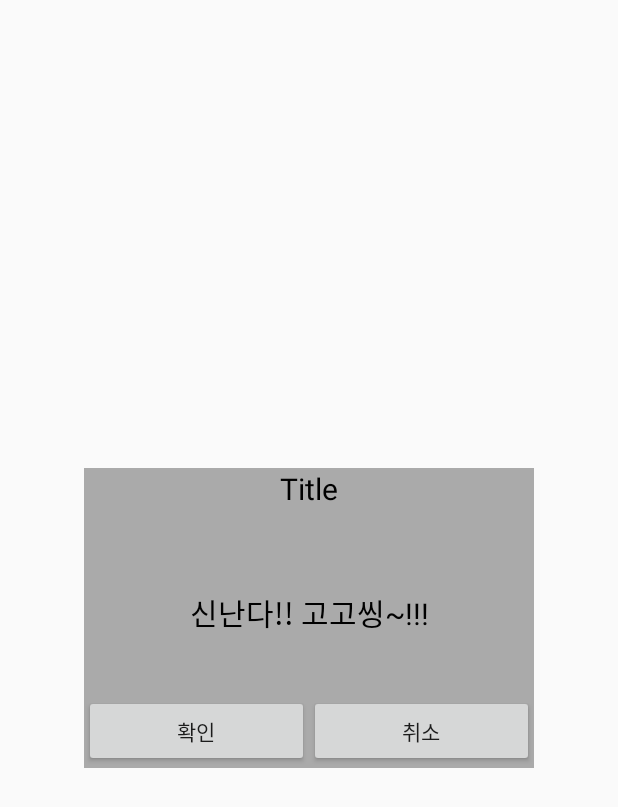
After one commit to KPU-SATEH/hearmyheart, an Android app: the layout dialog_sideface.xml on its own in the app's theme, with its tools: preview values and no code run, on a phone screen of 412 x 824 dp. The commit adds this screen. Shown: the top 807 px of the screen. Run offline under Robolectric (Android 15) with nearby library versions, the light colour scheme and no system bars.

Commit message:
sidefaceDialog

```diff
--- a/hearmyheart/app/src/main/java/com/example/hearmyheart/MainActivity.java
+++ b/hearmyheart/app/src/main/java/com/example/hearmyheart/MainActivity.java
@@ -48,7 +48,7 @@ public class MainActivity extends AppCompatActivity implements Serializable {
         setContentView(R.layout.activity_main);
         idx_list = new ArrayList<>();
         title_list = new ArrayList<>();
-        getData("http://13.112.10.21/noticeboard.php");
+        getData("http://13.112.134.194/noticeboard.php");
 
         fnc1_btn = (Button) findViewById(R.id.fnc1_btn);
         fnc2_btn = (Button) findViewById(R.id.fnc2_btn);
--- /dev/null
+++ b/hearmyheart/app/src/main/res/layout/dialog_sideface.xml
@@ -0,0 +1,65 @@
+<?xml version="1.0" encoding="utf-8"?>
+<LinearLayout xmlns:android="http://schemas.android.com/apk/res/android"
+    android:layout_width="fill_parent"
+    android:layout_height="fill_parent"
+    android:gravity="center"
+    android:orientation="vertical" >
+
+    <LinearLayout
+        android:layout_width="300dip"
+        android:layout_height="200dip"
+        android:orientation="vertical"
+        android:background="@android:color/darker_gray"
+        >
+
+        <TextView
+            android:id="@+id/tv_title"
+            android:layout_width="fill_parent"
+            android:layout_height="wrap_content"
+            android:gravity="center"
+            android:text="Title"
+            android:textSize="20sp"
+            android:textColor="@android:color/black"
+            />
+
+        <TextView
+            android:id="@+id/tv_content"
+            android:layout_width="fill_parent"
+            android:layout_height="wrap_content"
+            android:gravity="center"
+            android:textColor="@android:color/black"
+            android:textSize="40sp"
+            />
+
+        <TextView
+            android:layout_width="fill_parent"
+            android:layout_height="wrap_content"
+            android:text="신난다!! 고고씽~!!!"
+            android:gravity="center"
+            android:textColor="@android:color/black"
+            android:textSize="20sp"
+            />
+
+        <LinearLayout
+            android:layout_width="fill_parent"
+            android:layout_height="wrap_content"
+            android:gravity="center"
+            android:orientation="horizontal"
+            android:layout_marginTop="40dip"
+            >
+
+            <Button
+                android:id="@+id/bt_left"
+                android:layout_width="150dp"
+                android:layout_height="wrap_content"
+                android:text="확인" />
+
+            <Button
+                android:id="@+id/bt_right"
+                android:layout_width="150dp"
+                android:layout_height="wrap_content"
+                android:text="취소" />
+        </LinearLayout>
+    </LinearLayout>
+
+</LinearLayout>
```
Also changed, not shown: hearmyheart/app/src/main/java/com/example/hearmyheart/SideFaceDialog.java (added, +91 -0 lines), hearmyheart/app/src/main/java/com/example/hearmyheart/function1.java (+33 -2 lines), hearmyheart/app/src/main/res/layout/activity_function1.xml (+10 -5 lines).
